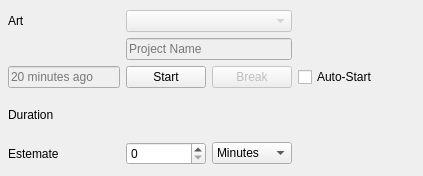
The window that tim/main.ui (abeimler/tim) describes before a commit, drawn with Qt 5.
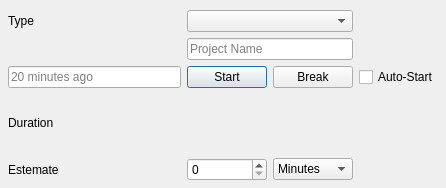
The same window after the commit.

Patch:
```diff
--- a/tim/main.ui
+++ b/tim/main.ui
@@ -6,8 +6,8 @@
    <rect>
     <x>0</x>
     <y>0</y>
-    <width>423</width>
-    <height>176</height>
+    <width>446</width>
+    <height>188</height>
    </rect>
   </property>
   <property name="windowTitle">
@@ -18,8 +18,8 @@
     <rect>
      <x>8</x>
      <y>10</y>
-     <width>401</width>
-     <height>155</height>
+     <width>431</width>
+     <height>171</height>
     </rect>
    </property>
    <layout class="QGridLayout" name="gridLayout">
@@ -33,24 +33,7 @@
     <item row="0" column="0">
      <widget class="QLabel" name="lblArt">
       <property name="text">
-       <string>Art</string>
-      </property>
-     </widget>
-    </item>
-    <item row="2" column="2">
-     <widget class="QPushButton" name="btnBreak">
-      <property name="enabled">
-       <bool>false</bool>
-      </property>
-      <property name="text">
-       <string>Break</string>
-      </property>
-     </widget>
-    </item>
-    <item row="3" column="1" colspan="2">
-     <widget class="QLabel" name="lblStatus">
-      <property name="text">
-       <string/>
+       <string>Type</string>
       </property>
      </widget>
     </item>
@@ -78,20 +61,13 @@
     <item row="4" column="1">
      <widget class="QSpinBox" name="lblEstimateValue"/>
     </item>
-    <item row="2" column="1">
-     <widget class="QPushButton" name="btnStartStop">
-      <property name="enabled">
-       <bool>true</bool>
-      </property>
-      <property name="text">
-       <string>Start</string>
-      </property>
-     </widget>
-    </item>
     <item row="2" column="0">
      <widget class="QLineEdit" name="txtAddTime">
       <property name="enabled">
-       <bool>false</bool>
+       <bool>true</bool>
+      </property>
+      <property name="toolTip">
+       <string>time like &quot;13:00&quot; or &quot;20 minutes ago&quot;</string>
       </property>
       <property name="placeholderText">
        <string>20 minutes ago</string>
@@ -105,23 +81,13 @@
       </property>
      </widget>
     </item>
-    <item row="0" column="3">
-     <spacer name="horizontalSpacer">
-      <property name="orientation">
-       <enum>Qt::Horizontal</enum>
-      </property>
-      <property name="sizeHint" stdset="0">
-       <size>
-        <width>40</width>
-        <height>20</height>
-       </size>
-      </property>
-     </spacer>
-    </item>
     <item row="1" column="1" colspan="2">
      <widget class="QLineEdit" name="txtProject">
       <property name="enabled">
-       <bool>false</bool>
+       <bool>true</bool>
+      </property>
+      <property name="toolTip">
+       <string>&lt;html&gt;&lt;head/&gt;&lt;body&gt;&lt;p&gt;Name of the Project&lt;/p&gt;&lt;p&gt;(Account name is artwork:&amp;lt;art&amp;gt;:&amp;lt;projectname&amp;gt;)&lt;/p&gt;&lt;/body&gt;&lt;/html&gt;</string>
       </property>
       <property name="text">
        <string/>
@@ -134,7 +100,41 @@
     <item row="0" column="1" colspan="2">
      <widget class="QComboBox" name="cmbArt">
       <property name="enabled">
-       <bool>false</bool>
+       <bool>true</bool>
+      </property>
+     </widget>
+    </item>
+    <item row="2" column="1" colspan="2">
+     <layout class="QGridLayout" name="gridLayout_2">
+      <item row="0" column="0">
+       <widget class="QPushButton" name="btnStartStop">
+        <property name="enabled">
+         <bool>true</bool>
+        </property>
+        <property name="text">
+         <string>Start</string>
+        </property>
+        <property name="default">
+         <bool>true</bool>
+        </property>
+       </widget>
+      </item>
+      <item row="0" column="1">
+       <widget class="QPushButton" name="btnBreak">
+        <property name="enabled">
+         <bool>true</bool>
+        </property>
+        <property name="text">
+         <string>Break</string>
+        </property>
+       </widget>
+      </item>
+     </layout>
+    </item>
+    <item row="3" column="1" colspan="2">
+     <widget class="QLabel" name="lblStatus">
+      <property name="text">
+       <string/>
       </property>
      </widget>
     </item>
```
Left out of the diff: 4 changed lines with no effect on the pictures.
